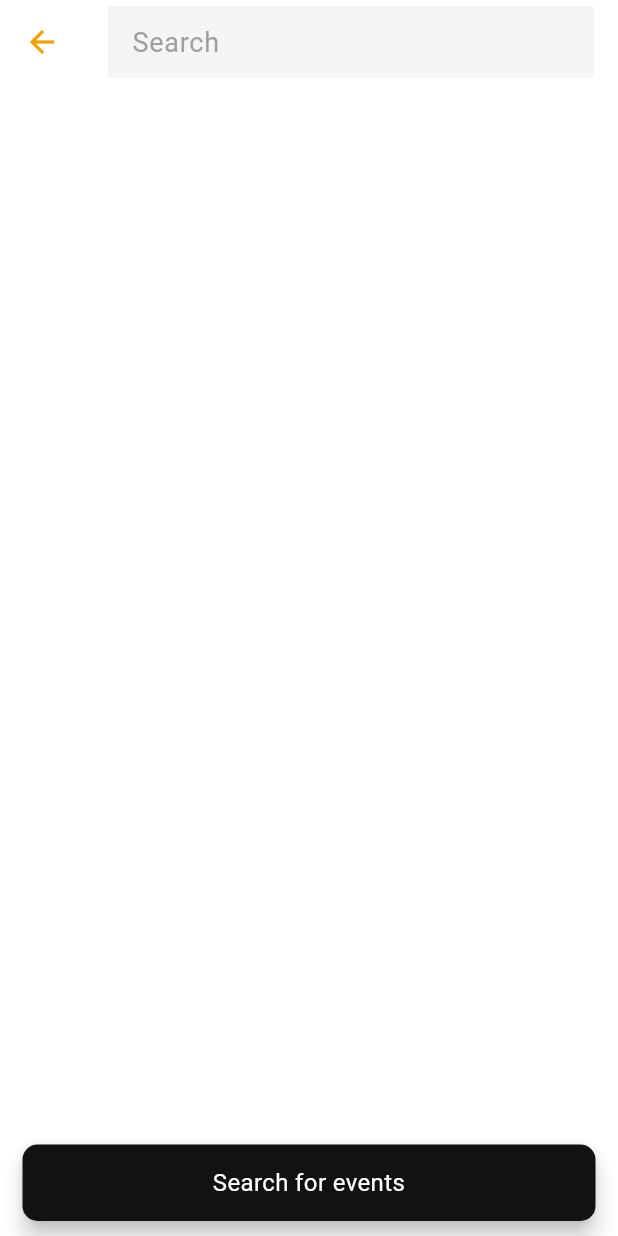
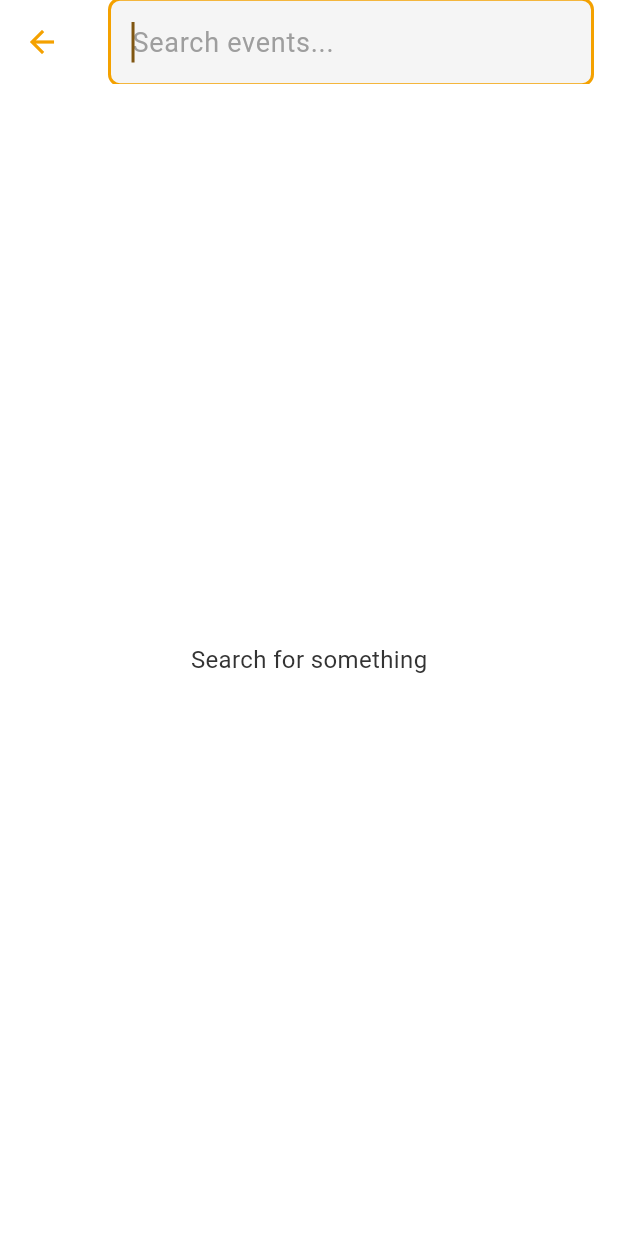
Before and after one commit to ahmloutfy/flutfest, a Flutter app: the screen it shows after launch, after a tap on the "search" icon, on a phone screen of 412 x 824 dp. Run offline on Flutter 3.47's test engine with Material 3 defaults, Android fonts, the phone set to English and light mode, and no system bars; our stand-ins replace device_preview, flutter_svg, get, google_fonts, share_plus; missing offline and left inert: add_2_calendar, flutter_gutter; network calls fail.

Commit message:
AS 26/5/2025
Todo: get on all - زراير فئات التطبيق لونها مش بيتغير

```diff
--- a/lib/theme.dart
+++ b/lib/theme.dart
@@ -131,7 +131,7 @@
       ),
     ),
     dividerTheme: DividerThemeData(color: lightDividerColor, thickness: 1),
-    cardTheme: CardTheme(
+    cardTheme: CardThemeData(
       color: lightEventCardBackgroundColor,
       shadowColor: lightShadowColor,
       elevation: 4,
@@ -150,7 +150,7 @@
       ),
     ),
 
-    tabBarTheme: TabBarTheme(
+    tabBarTheme: TabBarThemeData(
       indicator: BoxDecoration(
         color: lightButtonColor, // Active tabular background color
         borderRadius: BorderRadius.circular(8),
@@ -190,6 +190,22 @@
           EdgeInsets.all(8.0),
         ),
       ),
+    ),
+    radioTheme: RadioThemeData(
+      fillColor: WidgetStateColor.resolveWith((states) {
+        if (states.contains(WidgetState.selected)) {
+          return lightButtonColor;
+        }
+        return lightTextColor.withValues(alpha: 0.6);
+      }),
+    ),
+    checkboxTheme: CheckboxThemeData(
+      fillColor: WidgetStateColor.resolveWith((states) {
+        if (states.contains(WidgetState.selected)) {
+          return lightButtonColor;
+        }
+        return lightTextColor.withValues(alpha: 0.6);
+      }),
     ),
   );
 
@@ -263,7 +279,7 @@
       ),
     ),
     dividerTheme: DividerThemeData(color: darkDividerColor, thickness: 1),
-    cardTheme: CardTheme(
+    cardTheme: CardThemeData(
       color: darkEventCardBackgroundColor,
       shadowColor: darkShadowColor,
       elevation: 4,
@@ -281,7 +297,7 @@
         ),
       ),
     ),
-    tabBarTheme: TabBarTheme(
+    tabBarTheme: TabBarThemeData(
       indicator: BoxDecoration(
         color: darkButtonColor, // Active tabular background color
         borderRadius: BorderRadius.circular(8), //  Elevated Button
@@ -321,5 +337,21 @@
         ),
       ),
     ),
+    radioTheme: RadioThemeData(
+      fillColor: WidgetStateColor.resolveWith((states) {
+        if (states.contains(WidgetState.selected)) {
+          return darkButtonColor;
+        }
+        return darkTextColor.withValues(alpha: 0.6);
+      }),
+    ),
+    checkboxTheme: CheckboxThemeData(
+      fillColor: WidgetStateColor.resolveWith((states) {
+        if (states.contains(WidgetState.selected)) {
+          return darkButtonColor;
+        }
+        return darkTextColor.withValues(alpha: 0.6);
+      }),
+    ),
   );
 }
--- a/lib/views/home/components/event_card.dart
+++ b/lib/views/home/components/event_card.dart
@@ -17,7 +17,7 @@
   @override
   Widget build(BuildContext context) {
     final FavoriteController favoriteController =
-        Get.find(); // البحث عن الكنترولر
+        Get.find();
 
     return ListView.builder(
       itemCount: events!.length,
@@ -95,7 +95,6 @@
                               },
                             ),
                             Obx(
-                              // استخدام Obx لإعادة بناء الـ Widget عند تغيير حالة المفضلة
                               () => IconButton(
                                 color:
                                     favoriteController.favoriteEvents
--- a/lib/views/search/search_screen.dart
+++ b/lib/views/search/search_screen.dart
@@ -1,46 +1,83 @@
-import 'package:flutfest/theme.dart';
+import 'package:flutfest/logic/controllers/search_controller.dart';
+import 'package:flutfest/views/details/event_details_screen.dart';
 import 'package:flutter/material.dart';
+import 'package:get/get.dart';
+import '../../logic/models/event_model.dart';
 
-class SearchScreen extends StatefulWidget {
-  const SearchScreen({super.key});
+class SearchScreen extends StatelessWidget {
+  SearchScreen({super.key});
 
-  @override
-  State<SearchScreen> createState() => _SearchScreenState();
-}
-
-class _SearchScreenState extends State<SearchScreen> {
-  final TextEditingController _searchController = TextEditingController();
+  final SearchScreenController controller = Get.put(SearchScreenController(),);
 
   @override
   Widget build(BuildContext context) {
+    final theme = Theme.of(context);
+
     return Scaffold(
       appBar: AppBar(
         title: TextField(
-          controller: _searchController,
+          onChanged: controller.search,
           decoration: InputDecoration(
-            hintText: 'Search',
-            hintStyle: TextStyle(
-              color: AppTheme.getColorForTheme(
-                context: context,
-                lightModeColor: Colors.grey,
-                darkModeColor: Colors.grey,
-              ),
-            ),
+            hintText: 'Search events...',
             border: InputBorder.none,
+            suffixIcon: Obx(() => controller.searchQuery.value.isNotEmpty
+                ? IconButton(
+              icon: Icon(Icons.clear),
+              onPressed: controller.clearSearch,
+            )
+                : SizedBox.shrink()),
           ),
-          style: TextStyle(
-            color: AppTheme.getColorForTheme(
-              context: context,
-              lightModeColor: AppTheme.lightTextColor,
-              darkModeColor: AppTheme.darkTextColor,
-            ),
-          ),
+          autofocus: true,
         ),
       ),
-      body: Padding(
-        padding: const EdgeInsets.all(16.0),
-        child: Column(children: []),
-      ),
+      body: Obx(() {
+        if (controller.searchQuery.value.isEmpty) {
+          return Center(
+            child: Text('Search for something'),
+          );
+        }
+
+        if (controller.searchResults.isEmpty) {
+          return Center(
+            child: Text('No results found'),
+          );
+        }
+
+        return ListView.builder(
+          padding: const EdgeInsets.all(12),
+          itemCount: controller.searchResults.length,
+          itemBuilder: (context, index) {
+            Event event = controller.searchResults[index];
+
+            return Card(
+              margin: const EdgeInsets.symmetric(vertical: 8),
+              shape: RoundedRectangleBorder(
+                borderRadius: BorderRadius.circular(12),
+              ),
+              child: ListTile(
+                contentPadding: const EdgeInsets.all(12),
+                leading: ClipRRect(
+                  borderRadius: BorderRadius.circular(8),
+                  child: Image.asset(
+                    event.image!,
+                    width: 60,
+                    height: 60,
+                    fit: BoxFit.cover,
+                  ),
+                ),
+                title: Text(
+                  event.title!,
+                  style: theme.textTheme.titleMedium,
+                ),
+                subtitle: Text(event.location!),
+                onTap: () {
+                  Get.to(() => EventDetailsScreen(event: event),);
+                },
+              ),
+            );
+          },
+        );
+      }),
     );
   }
 }
--- a/lib/widgets/custom_appbar.dart
+++ b/lib/widgets/custom_appbar.dart
@@ -1,6 +1,6 @@
-import 'package:flutfest/core/utils/snackbar_helper.dart';
 import 'package:flutfest/views/notifications/notifications_screen.dart';
 import 'package:flutfest/views/search/search_screen.dart';
+import 'package:flutfest/views/settings/settings_screen.dart';
 import 'package:flutter/material.dart';
 import 'package:get/get.dart';
 
@@ -20,14 +20,13 @@
       IconButton(
         icon: const Icon(Icons.search),
         onPressed: () {
-          Get.to(() => const SearchScreen(),);
-          showCustomSnackBar(context, 'Search for events');
+          Get.to(() => SearchScreen(),);
         },
       ),
       IconButton(
         icon: const Icon(Icons.settings),
         onPressed: () {
-          showCustomSnackBar(context, 'Configure settings');
+          Get.to(() => SettingsScreen(),);
         },
       ),
     ],
--- a/pubspec.yaml
+++ b/pubspec.yaml
@@ -35,15 +35,16 @@
   # Use with the CupertinoIcons class for iOS style icons.
   cupertino_icons: ^1.0.8
   google_fonts: ^6.2.1
-  flutter_svg: ^2.0.17
+  flutter_svg: ^2.1.0
   get: ^4.7.2
   flutter_gutter: ^2.2.0
   device_preview: ^1.2.0
   url_launcher: ^6.3.1
-  intl: ^0.19.0
+  intl: ^0.20.2
   share_plus: ^11.0.0
   flutter_html: ^3.0.0
   add_2_calendar: ^3.0.1
+
 
 dev_dependencies:
   flutter_test:
```
Also changed, not shown: lib/logic/controllers/search_controller.dart (added, +28 -0 lines), lib/logic/controllers/settings_controller.dart (added, +37 -0 lines), lib/views/settings/settings_screen.dart (added, +64 -0 lines), pubspec.lock.
